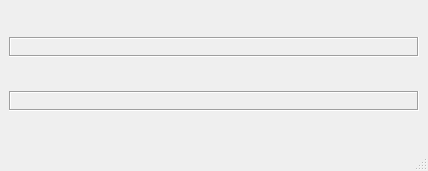
socuwn/qt-assignment, file mainwindow.ui: the form before one commit.
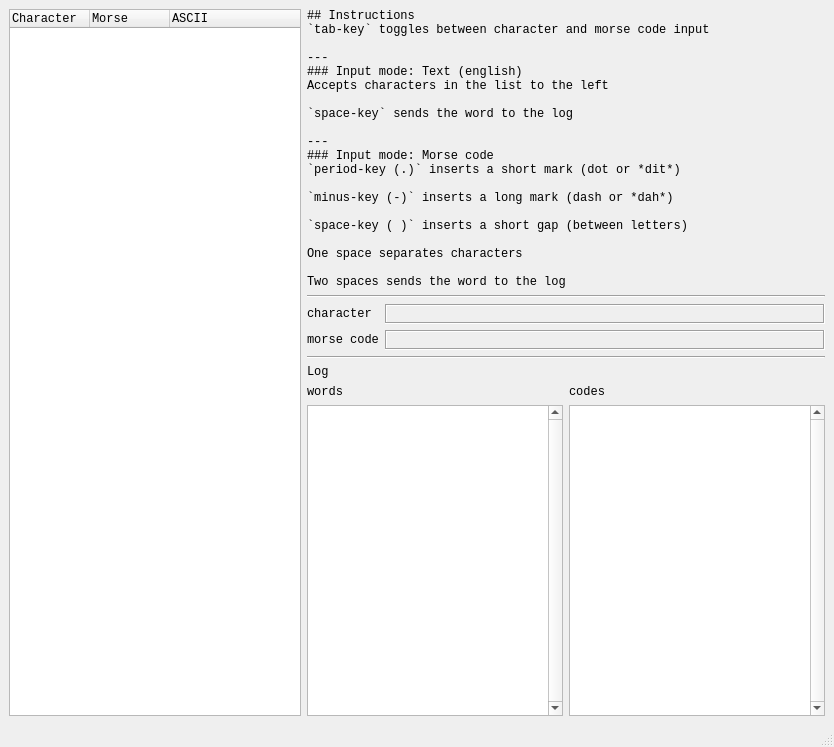
The form after the commit.

Commit message:
Instructions, log, reference table, and improvements
added usage instructions
added log history for all whole inputs
added reference table mapping characters to morse code
improved code to text function
cleaned up loose ends

The edit to the form file:
```diff
--- a/mainwindow.ui
+++ b/mainwindow.ui
@@ -6,8 +6,8 @@
    <rect>
     <x>0</x>
     <y>0</y>
-    <width>428</width>
-    <height>171</height>
+    <width>834</width>
+    <height>747</height>
    </rect>
   </property>
   <property name="font">
@@ -22,59 +22,398 @@
    <locale language="English" country="World"/>
   </property>
   <widget class="QWidget" name="centralwidget">
-   <layout class="QVBoxLayout" name="verticalLayout">
+   <layout class="QHBoxLayout" name="horizontalLayout">
     <item>
-     <widget class="QLabel" name="label_text_english">
+     <widget class="QTableWidget" name="table_character_code">
+      <property name="sizePolicy">
+       <sizepolicy hsizetype="Expanding" vsizetype="Expanding">
+        <horstretch>0</horstretch>
+        <verstretch>0</verstretch>
+       </sizepolicy>
+      </property>
+      <property name="minimumSize">
+       <size>
+        <width>240</width>
+        <height>0</height>
+       </size>
+      </property>
       <property name="maximumSize">
        <size>
-        <width>16777215</width>
-        <height>20</height>
+        <width>300</width>
+        <height>16777215</height>
        </size>
       </property>
-      <property name="locale">
-       <locale language="English" country="World"/>
+      <property name="font">
+       <font>
+        <family>Consolas</family>
+        <kerning>false</kerning>
+       </font>
       </property>
-      <property name="frameShape">
-       <enum>QFrame::Shape::Box</enum>
+      <property name="focusPolicy">
+       <enum>Qt::FocusPolicy::NoFocus</enum>
       </property>
-      <property name="frameShadow">
-       <enum>QFrame::Shadow::Sunken</enum>
+      <property name="verticalScrollBarPolicy">
+       <enum>Qt::ScrollBarPolicy::ScrollBarAlwaysOff</enum>
       </property>
-      <property name="text">
-       <string/>
+      <property name="tabKeyNavigation">
+       <bool>false</bool>
       </property>
-      <property name="alignment">
-       <set>Qt::AlignmentFlag::AlignLeading|Qt::AlignmentFlag::AlignLeft|Qt::AlignmentFlag::AlignVCenter</set>
+      <property name="alternatingRowColors">
+       <bool>true</bool>
       </property>
-      <property name="textInteractionFlags">
-       <set>Qt::TextInteractionFlag::LinksAccessibleByMouse|Qt::TextInteractionFlag::TextSelectableByKeyboard|Qt::TextInteractionFlag::TextSelectableByMouse</set>
+      <property name="sortingEnabled">
+       <bool>true</bool>
       </property>
+      <property name="wordWrap">
+       <bool>true</bool>
+      </property>
+      <attribute name="horizontalHeaderVisible">
+       <bool>true</bool>
+      </attribute>
+      <attribute name="horizontalHeaderCascadingSectionResizes">
+       <bool>true</bool>
+      </attribute>
+      <attribute name="horizontalHeaderMinimumSectionSize">
+       <number>60</number>
+      </attribute>
+      <attribute name="horizontalHeaderDefaultSectionSize">
+       <number>80</number>
+      </attribute>
+      <attribute name="horizontalHeaderHighlightSections">
+       <bool>false</bool>
+      </attribute>
+      <attribute name="horizontalHeaderShowSortIndicator" stdset="0">
+       <bool>true</bool>
+      </attribute>
+      <attribute name="horizontalHeaderStretchLastSection">
+       <bool>true</bool>
+      </attribute>
+      <attribute name="verticalHeaderShowSortIndicator" stdset="0">
+       <bool>false</bool>
+      </attribute>
+      <attribute name="verticalHeaderStretchLastSection">
+       <bool>false</bool>
+      </attribute>
+      <column>
+       <property name="text">
+        <string>Character</string>
+       </property>
+       <property name="textAlignment">
+        <set>AlignJustify|AlignVCenter</set>
+       </property>
+      </column>
+      <column>
+       <property name="text">
+        <string>Morse</string>
+       </property>
+       <property name="textAlignment">
+        <set>AlignJustify|AlignVCenter</set>
+       </property>
+      </column>
+      <column>
+       <property name="text">
+        <string>ASCII</string>
+       </property>
+       <property name="textAlignment">
+        <set>AlignJustify|AlignVCenter</set>
+       </property>
+      </column>
      </widget>
     </item>
     <item>
-     <widget class="QLabel" name="label_text_morse">
-      <property name="maximumSize">
-       <size>
-        <width>16777215</width>
-        <height>20</height>
-       </size>
-      </property>
-      <property name="frameShape">
-       <enum>QFrame::Shape::Box</enum>
-      </property>
-      <property name="frameShadow">
-       <enum>QFrame::Shadow::Sunken</enum>
-      </property>
-      <property name="text">
-       <string/>
-      </property>
-      <property name="alignment">
-       <set>Qt::AlignmentFlag::AlignLeading|Qt::AlignmentFlag::AlignLeft|Qt::AlignmentFlag::AlignVCenter</set>
-      </property>
-      <property name="textInteractionFlags">
-       <set>Qt::TextInteractionFlag::LinksAccessibleByMouse|Qt::TextInteractionFlag::TextSelectableByKeyboard|Qt::TextInteractionFlag::TextSelectableByMouse</set>
-      </property>
-     </widget>
+     <layout class="QVBoxLayout" name="verticalLayout">
+      <item>
+       <widget class="QLabel" name="label_instructions">
+        <property name="maximumSize">
+         <size>
+          <width>16777215</width>
+          <height>400</height>
+         </size>
+        </property>
+        <property name="font">
+         <font>
+          <family>Consolas</family>
+          <kerning>false</kerning>
+         </font>
+        </property>
+        <property name="text">
+         <string>## Instructions
+`tab-key` toggles between character and morse code input
+
+---
+### Input mode: Text (english)
+Accepts characters in the list to the left
+
+`space-key` sends the word to the log
+
+---
+### Input mode: Morse code
+`period-key (.)` inserts a short mark (dot or *dit*)
+
+`minus-key (-)` inserts a long mark (dash or *dah*)
+
+`space-key ( )` inserts a short gap (between letters)
+
+One space separates characters
+
+Two spaces sends the word to the log</string>
+        </property>
+        <property name="textFormat">
+         <enum>Qt::TextFormat::MarkdownText</enum>
+        </property>
+        <property name="alignment">
+         <set>Qt::AlignmentFlag::AlignLeading|Qt::AlignmentFlag::AlignLeft|Qt::AlignmentFlag::AlignTop</set>
+        </property>
+        <property name="wordWrap">
+         <bool>true</bool>
+        </property>
+        <property name="textInteractionFlags">
+         <set>Qt::TextInteractionFlag::LinksAccessibleByMouse|Qt::TextInteractionFlag::TextSelectableByMouse</set>
+        </property>
+       </widget>
+      </item>
+      <item>
+       <widget class="Line" name="line">
+        <property name="orientation">
+         <enum>Qt::Orientation::Horizontal</enum>
+        </property>
+       </widget>
+      </item>
+      <item>
+       <layout class="QGridLayout" name="gridLayout">
+        <item row="1" column="0">
+         <widget class="QLabel" name="label_code">
+          <property name="maximumSize">
+           <size>
+            <width>16777215</width>
+            <height>20</height>
+           </size>
+          </property>
+          <property name="font">
+           <font>
+            <family>Consolas</family>
+            <kerning>false</kerning>
+           </font>
+          </property>
+          <property name="text">
+           <string>morse code</string>
+          </property>
+         </widget>
+        </item>
+        <item row="0" column="0">
+         <widget class="QLabel" name="label_character">
+          <property name="maximumSize">
+           <size>
+            <width>16777215</width>
+            <height>20</height>
+           </size>
+          </property>
+          <property name="font">
+           <font>
+            <family>Consolas</family>
+            <kerning>false</kerning>
+           </font>
+          </property>
+          <property name="text">
+           <string>character</string>
+          </property>
+         </widget>
+        </item>
+        <item row="0" column="1">
+         <widget class="QLabel" name="label_character_input">
+          <property name="sizePolicy">
+           <sizepolicy hsizetype="MinimumExpanding" vsizetype="MinimumExpanding">
+            <horstretch>0</horstretch>
+            <verstretch>0</verstretch>
+           </sizepolicy>
+          </property>
+          <property name="minimumSize">
+           <size>
+            <width>200</width>
+            <height>20</height>
+           </size>
+          </property>
+          <property name="maximumSize">
+           <size>
+            <width>16777215</width>
+            <height>20</height>
+           </size>
+          </property>
+          <property name="font">
+           <font>
+            <family>Consolas</family>
+            <kerning>false</kerning>
+           </font>
+          </property>
+          <property name="locale">
+           <locale language="English" country="World"/>
+          </property>
+          <property name="frameShape">
+           <enum>QFrame::Shape::Box</enum>
+          </property>
+          <property name="frameShadow">
+           <enum>QFrame::Shadow::Sunken</enum>
+          </property>
+          <property name="text">
+           <string/>
+          </property>
+          <property name="textFormat">
+           <enum>Qt::TextFormat::PlainText</enum>
+          </property>
+          <property name="alignment">
+           <set>Qt::AlignmentFlag::AlignLeading|Qt::AlignmentFlag::AlignLeft|Qt::AlignmentFlag::AlignTop</set>
+          </property>
+          <property name="wordWrap">
+           <bool>true</bool>
+          </property>
+          <property name="textInteractionFlags">
+           <set>Qt::TextInteractionFlag::LinksAccessibleByMouse|Qt::TextInteractionFlag::TextSelectableByKeyboard|Qt::TextInteractionFlag::TextSelectableByMouse</set>
+          </property>
+         </widget>
+        </item>
+        <item row="1" column="1">
+         <widget class="QLabel" name="label_code_input">
+          <property name="sizePolicy">
+           <sizepolicy hsizetype="MinimumExpanding" vsizetype="MinimumExpanding">
+            <horstretch>0</horstretch>
+            <verstretch>0</verstretch>
+           </sizepolicy>
+          </property>
+          <property name="minimumSize">
+           <size>
+            <width>200</width>
+            <height>20</height>
+           </size>
+          </property>
+          <property name="maximumSize">
+           <size>
+            <width>16777215</width>
+            <height>20</height>
+           </size>
+          </property>
+          <property name="font">
+           <font>
+            <family>Consolas</family>
+            <kerning>false</kerning>
+           </font>
+          </property>
+          <property name="layoutDirection">
+           <enum>Qt::LayoutDirection::LeftToRight</enum>
+          </property>
+          <property name="frameShape">
+           <enum>QFrame::Shape::Box</enum>
+          </property>
+          <property name="frameShadow">
+           <enum>QFrame::Shadow::Sunken</enum>
+          </property>
+          <property name="text">
+           <string/>
+          </property>
+          <property name="textFormat">
+           <enum>Qt::TextFormat::PlainText</enum>
+          </property>
+          <property name="alignment">
+           <set>Qt::AlignmentFlag::AlignLeading|Qt::AlignmentFlag::AlignLeft|Qt::AlignmentFlag::AlignTop</set>
+          </property>
+          <property name="wordWrap">
+           <bool>true</bool>
+          </property>
+          <property name="textInteractionFlags">
+           <set>Qt::TextInteractionFlag::LinksAccessibleByMouse|Qt::TextInteractionFlag::TextSelectableByKeyboard|Qt::TextInteractionFlag::TextSelectableByMouse</set>
+          </property>
+         </widget>
+        </item>
+       </layout>
+      </item>
+      <item>
+       <widget class="Line" name="line_2">
+        <property name="orientation">
+         <enum>Qt::Orientation::Horizontal</enum>
+        </property>
+       </widget>
+      </item>
+      <item>
+       <widget class="QLabel" name="label_log_title">
+        <property name="font">
+         <font>
+          <family>Consolas</family>
+          <kerning>false</kerning>
+         </font>
+        </property>
+        <property name="text">
+         <string>Log</string>
+        </property>
+       </widget>
+      </item>
+      <item>
+       <layout class="QGridLayout" name="gridLayout_2">
+        <item row="0" column="1">
+         <widget class="QLabel" name="label_log_codes_title">
+          <property name="font">
+           <font>
+            <family>Consolas</family>
+            <kerning>false</kerning>
+           </font>
+          </property>
+          <property name="text">
+           <string>codes</string>
+          </property>
+         </widget>
+        </item>
+        <item row="1" column="0">
+         <widget class="QListWidget" name="list_log_words">
+          <property name="font">
+           <font>
+            <family>Consolas</family>
+            <kerning>false</kerning>
+           </font>
+          </property>
+          <property name="focusPolicy">
+           <enum>Qt::FocusPolicy::NoFocus</enum>
+          </property>
+          <property name="verticalScrollBarPolicy">
+           <enum>Qt::ScrollBarPolicy::ScrollBarAlwaysOn</enum>
+          </property>
+          <property name="alternatingRowColors">
+           <bool>true</bool>
+          </property>
+         </widget>
+        </item>
+        <item row="0" column="0">
+         <widget class="QLabel" name="label_log_words_title">
+          <property name="font">
+           <font>
+            <family>Consolas</family>
+            <kerning>false</kerning>
+           </font>
+          </property>
+          <property name="text">
+           <string>words</string>
+          </property>
+         </widget>
+        </item>
+        <item row="1" column="1">
+         <widget class="QListWidget" name="list_log_codes">
+          <property name="font">
+           <font>
+            <family>Consolas</family>
+            <kerning>false</kerning>
+           </font>
+          </property>
+          <property name="focusPolicy">
+           <enum>Qt::FocusPolicy::NoFocus</enum>
+          </property>
+          <property name="verticalScrollBarPolicy">
+           <enum>Qt::ScrollBarPolicy::ScrollBarAlwaysOn</enum>
+          </property>
+          <property name="alternatingRowColors">
+           <bool>true</bool>
+          </property>
+         </widget>
+        </item>
+       </layout>
+      </item>
+     </layout>
     </item>
    </layout>
   </widget>
```
Left out of the diff: 2 changed lines with no effect on the pictures. The commit also changes 1 other file.
